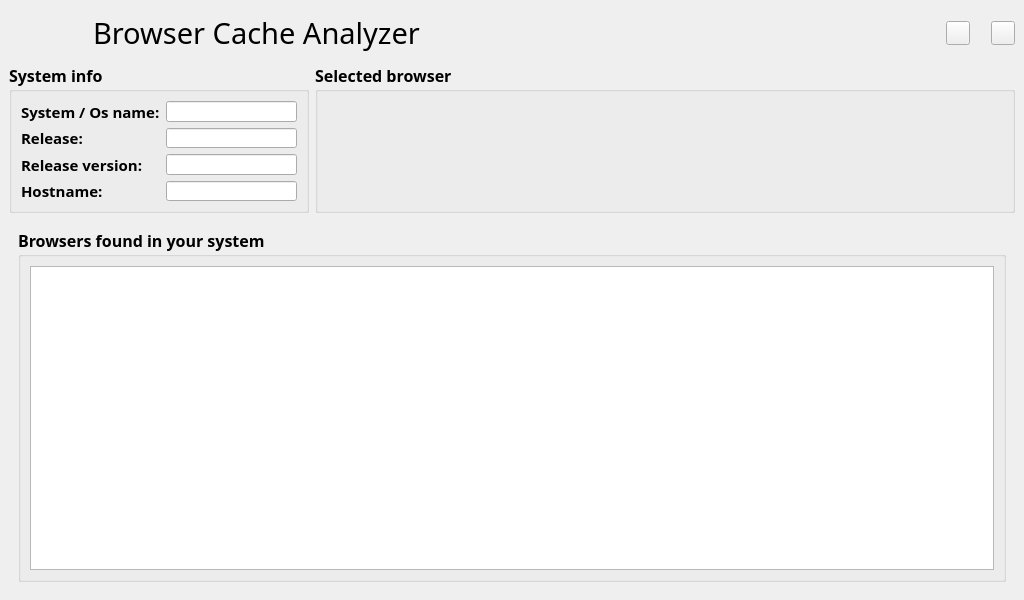
First picture: the form in gui/browser_cache_analyzer_gui.ui, repository gabrieledenardis/BrowserCacheAnalyzere_old, before the edit.
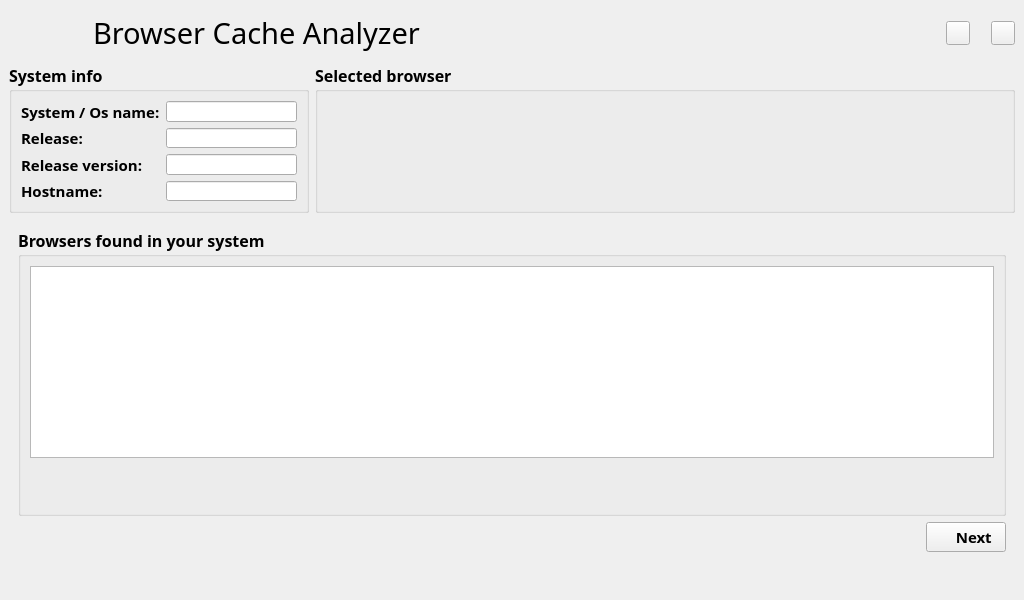
Second picture: the form after the edit. Icons and pictures are not drawn.

Commit message: Browser choice screen (Browser table section)

Patch:
```diff
--- a/gui/browser_cache_analyzer_gui.ui
+++ b/gui/browser_cache_analyzer_gui.ui
@@ -538,7 +538,7 @@
        </layout>
       </widget>
       <widget class="QWidget" name="page_2">
-       <layout class="QGridLayout" name="gridLayout_6">
+       <layout class="QGridLayout" name="gridLayout_10">
         <item row="0" column="0">
          <widget class="QGroupBox" name="groupBox_found_browsers">
           <property name="font">
@@ -556,9 +556,101 @@
            <item row="0" column="0">
             <widget class="QTableWidget" name="table_found_browsers"/>
            </item>
+           <item row="1" column="0">
+            <spacer name="verticalSpacer_5">
+             <property name="orientation">
+              <enum>Qt::Vertical</enum>
+             </property>
+             <property name="sizeHint" stdset="0">
+              <size>
+               <width>20</width>
+               <height>40</height>
+              </size>
+             </property>
+            </spacer>
+           </item>
           </layout>
          </widget>
         </item>
+        <item row="1" column="0">
+         <layout class="QGridLayout" name="gridLayout_6">
+          <item row="0" column="0">
+           <spacer name="horizontalSpacer_6">
+            <property name="orientation">
+             <enum>Qt::Horizontal</enum>
+            </property>
+            <property name="sizeHint" stdset="0">
+             <size>
+              <width>40</width>
+              <height>20</height>
+             </size>
+            </property>
+           </spacer>
+          </item>
+          <item row="0" column="1">
+           <widget class="QPushButton" name="button_browser_choice_screen_next">
+            <property name="sizePolicy">
+             <sizepolicy hsizetype="Fixed" vsizetype="Fixed">
+              <horstretch>0</horstretch>
+              <verstretch>0</verstretch>
+             </sizepolicy>
+            </property>
+            <property name="minimumSize">
+             <size>
+              <width>80</width>
+              <height>30</height>
+             </size>
+            </property>
+            <property name="maximumSize">
+             <size>
+              <width>80</width>
+              <height>30</height>
+             </size>
+            </property>
+            <property name="font">
+             <font>
+              <family>Source Sans Pro</family>
+              <pointsize>11</pointsize>
+              <weight>75</weight>
+              <bold>true</bold>
+             </font>
+            </property>
+            <property name="layoutDirection">
+             <enum>Qt::RightToLeft</enum>
+            </property>
+            <property name="text">
+             <string>    Next</string>
+            </property>
+            <property name="icon">
+             <iconset resource="icons.qrc">
+              <normaloff>:/icons/arrow_right.png</normaloff>:/icons/arrow_right.png</iconset>
+            </property>
+            <property name="iconSize">
+             <size>
+              <width>24</width>
+              <height>24</height>
+             </size>
+            </property>
+           </widget>
+          </item>
+         </layout>
+        </item>
+        <item row="2" column="0">
+         <spacer name="verticalSpacer_4">
+          <property name="orientation">
+           <enum>Qt::Vertical</enum>
+          </property>
+          <property name="sizeType">
+           <enum>QSizePolicy::Fixed</enum>
+          </property>
+          <property name="sizeHint" stdset="0">
+           <size>
+            <width>20</width>
+            <height>30</height>
+           </size>
+          </property>
+         </spacer>
+        </item>
        </layout>
       </widget>
      </widget>
```
The commit also changes 11 other files.
